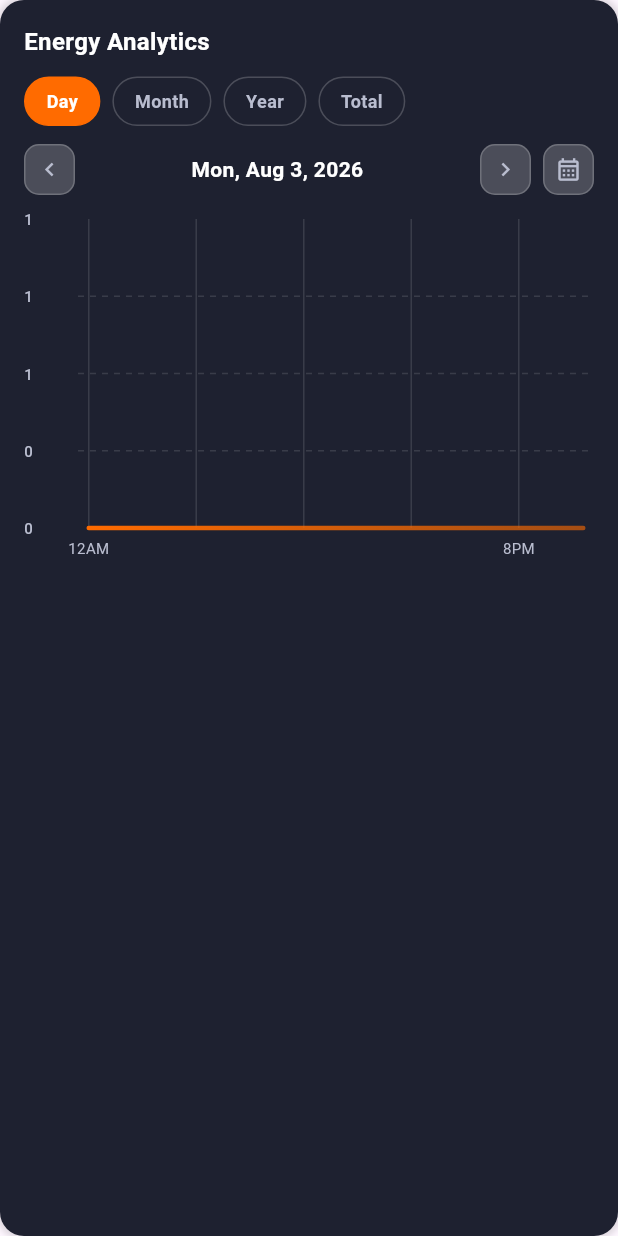
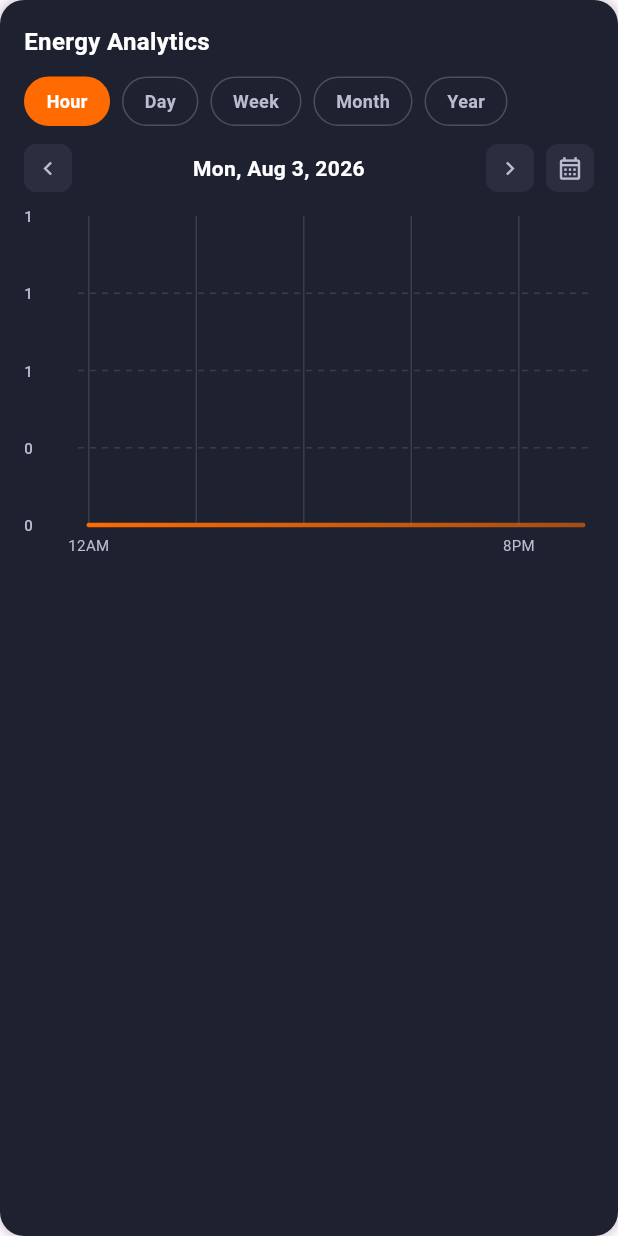
Before and after one commit to MUzair030/solaris-inverter, a Flutter app: the EnergyAnalyticsSection widget shown alone on an empty page, opened directly, on a phone screen of 412 x 824 dp. Run offline on Flutter 3.47's test engine with Material 3 defaults, Android fonts, the phone set to English and light mode, and no system bars; drawn by our look-alikes of fl_chart; our stand-ins replace connectivity_plus, dio, flutter_html, flutter_local_notifications, fluttertoast and 5 more; missing offline and left inert: android_intent_plus, dart:ffi, disable_battery_optimization, flutter_background_service, mobile_scanner, network_info_plus and 2 more; accounts and stored records are empty.

Commit message:
feat(analytics): add Hour and Week tabs; chart now plots full series from /stats per tab

```diff
--- a/lib/presentation/widgets/EnergyAnalyticsSection.dart
+++ b/lib/presentation/widgets/EnergyAnalyticsSection.dart
@@ -12,13 +12,14 @@ import '../viewmodels/inverter_stats_viewmodel.dart';
 import 'ChartEmptyState.dart';
 import 'ZoomableLineChart.dart';
 
-enum AnalyticsTab { day, month, year, total }
+enum AnalyticsTab { hour, day, week, month, year }
 
-/// Energy analytics with Day / Month / Year / Total tabs.
+/// Energy analytics with Hour / Day / Week / Month / Year tabs.
 ///
-/// Tabs switch the aggregation granularity of the backend `/stats` endpoint.
-/// Arrow buttons and a calendar move the selected date, and every switch
-/// reloads and re-animates the interactive (zoomable) chart.
+/// Each tab requests a bucketed series from the backend `/stats` endpoint and
+/// renders it as an interactive (zoomable) line chart. Arrow buttons and a
+/// calendar move the selected period, and every switch reloads and re-animates
+/// the chart.
 class EnergyAnalyticsSection extends StatefulWidget {
   final String? macAddress;
 
@@ -31,7 +32,7 @@ class EnergyAnalyticsSection extends StatefulWidget {
 class _EnergyAnalyticsSectionState extends State<EnergyAnalyticsSection> {
   late final InverterStatsViewModel _viewModel;
 
-  AnalyticsTab _tab = AnalyticsTab.day;
+  AnalyticsTab _tab = AnalyticsTab.hour;
   DateTime _selectedDay = DateTime.now();
   DateTime _selectedMonth = DateTime.now();
   DateTime _selectedYear = DateTime.now();
@@ -67,19 +68,25 @@ class _EnergyAnalyticsSectionState extends State<EnergyAnalyticsSection> {
 
   (String, String?, String?) _queryParams() {
     switch (_tab) {
-      case AnalyticsTab.day:
+      case AnalyticsTab.hour:
         final s = _dateOnly(_selectedDay);
         return ('hour', s, s);
-      case AnalyticsTab.month:
+      case AnalyticsTab.day:
         final y = _selectedMonth.year;
         final m = _selectedMonth.month;
         final start = DateTime(y, m, 1);
         final end = DateTime(y, m, _daysInMonth(y, m));
         return ('day', _dateOnly(start), _dateOnly(end));
-      case AnalyticsTab.year:
+      case AnalyticsTab.week:
+        final y = _selectedMonth.year;
+        final m = _selectedMonth.month;
+        final start = DateTime(y, m, 1);
+        final end = DateTime(y, m, _daysInMonth(y, m));
+        return ('week', _dateOnly(start), _dateOnly(end));
+      case AnalyticsTab.month:
         final y = _selectedYear.year;
         return ('month', '$y-01-01', '$y-12-31');
-      case AnalyticsTab.total:
+      case AnalyticsTab.year:
         return ('year', null, null);
     }
   }
@@ -92,17 +99,18 @@ class _EnergyAnalyticsSectionState extends State<EnergyAnalyticsSection> {
   void _shift(int delta) {
     setState(() {
       switch (_tab) {
+        case AnalyticsTab.hour:
+          _selectedDay = _selectedDay.add(Duration(days: delta));
         case AnalyticsTab.day:
-          _selectedDay = _selectedDay.add(Duration(days: delta));
-        case AnalyticsTab.month:
+        case AnalyticsTab.week:
           _selectedMonth = DateTime(
             _selectedMonth.year,
             _selectedMonth.month + delta,
             1,
           );
+        case AnalyticsTab.month:
+          _selectedYear = DateTime(_selectedYear.year + delta);
         case AnalyticsTab.year:
-          _selectedYear = DateTime(_selectedYear.year + delta);
-        case AnalyticsTab.total:
           return;
       }
     });
@@ -116,7 +124,7 @@ class _EnergyAnalyticsSectionState extends State<EnergyAnalyticsSection> {
       firstDate: DateTime(2015),
       lastDate: DateTime.now(),
       initialDatePickerMode:
-          _tab == AnalyticsTab.day ? DatePickerMode.day : DatePickerMode.year,
+          _tab == AnalyticsTab.hour ? DatePickerMode.day : DatePickerMode.year,
       helpText: 'Select date',
       cancelText: 'Cancel',
       confirmText: 'OK',
@@ -124,13 +132,14 @@ class _EnergyAnalyticsSectionState extends State<EnergyAnalyticsSection> {
     if (picked == null) return;
     setState(() {
       switch (_tab) {
+        case AnalyticsTab.hour:
+          _selectedDay = picked;
         case AnalyticsTab.day:
-          _selectedDay = picked;
+        case AnalyticsTab.week:
+          _selectedMonth = DateTime(picked.year, picked.month, 1);
         case AnalyticsTab.month:
-          _selectedMonth = DateTime(picked.year, picked.month, 1);
+          _selectedYear = DateTime(picked.year);
         case AnalyticsTab.year:
-          _selectedYear = DateTime(picked.year);
-        case AnalyticsTab.total:
           break;
       }
     });
@@ -139,27 +148,30 @@ class _EnergyAnalyticsSectionState extends State<EnergyAnalyticsSection> {
 
   DateTime _initialCalendarDate() {
     switch (_tab) {
+      case AnalyticsTab.hour:
+        return _selectedDay;
       case AnalyticsTab.day:
-        return _selectedDay;
+      case AnalyticsTab.week:
+        return _selectedMonth;
       case AnalyticsTab.month:
-        return _selectedMonth;
+        return _selectedYear;
       case AnalyticsTab.year:
-        return _selectedYear;
-      case AnalyticsTab.total:
         return DateTime.now();
     }
   }
 
   String get _rangeLabel {
     switch (_tab) {
+      case AnalyticsTab.hour:
+        return DateFormat('EEE, MMM d, yyyy').format(_selectedDay);
       case AnalyticsTab.day:
-        return DateFormat('EEE, MMM d, yyyy').format(_selectedDay);
+        return DateFormat('MMMM yyyy').format(_selectedMonth);
+      case AnalyticsTab.week:
+        return 'Weeks · ${DateFormat('MMM yyyy').format(_selectedMonth)}';
       case AnalyticsTab.month:
-        return DateFormat('MMMM yyyy').format(_selectedMonth);
+        return _selectedYear.year.toString();
       case AnalyticsTab.year:
-        return _selectedYear.year.toString();
-      case AnalyticsTab.total:
-        return 'All Time';
+        return 'All Years';
     }
   }
 
@@ -186,9 +198,11 @@ class _EnergyAnalyticsSectionState extends State<EnergyAnalyticsSection> {
             ),
           ),
           const SizedBox(height: 12),
-          Row(
+          Wrap(
+            spacing: 8,
+            runSpacing: 8,
             children: [
-              for (final tab in AnalyticsTab.values) ...[
+              for (final tab in AnalyticsTab.values)
                 _TabChip(
                   label: tab.name[0].toUpperCase() + tab.name.substring(1),
                   active: _tab == tab,
@@ -197,14 +211,12 @@ class _EnergyAnalyticsSectionState extends State<EnergyAnalyticsSection> {
                     _load();
                   },
                 ),
-                if (tab != AnalyticsTab.total) const SizedBox(width: 8),
-              ],
             ],
           ),
           const SizedBox(height: 12),
           Row(
             children: [
-              if (_tab != AnalyticsTab.total) ...[
+              if (_tab != AnalyticsTab.year) ...[
                 _IconButton(icon: Icons.chevron_left, onTap: () => _shift(-1)),
                 const SizedBox(width: 8),
               ],
@@ -219,12 +231,15 @@ class _EnergyAnalyticsSectionState extends State<EnergyAnalyticsSection> {
                   ),
                 ),
               ),
-              if (_tab != AnalyticsTab.total) ...[
+              if (_tab != AnalyticsTab.year) ...[
                 const SizedBox(width: 8),
                 _IconButton(icon: Icons.chevron_right, onTap: () => _shift(1)),
+                const SizedBox(width: 8),
+                _IconButton(
+                  icon: Icons.calendar_month_outlined,
+                  onTap: _openCalendar,
+                ),
               ],
-              const SizedBox(width: 8),
-              _IconButton(icon: Icons.calendar_month_outlined, onTap: _openCalendar),
             ],
           ),
           const SizedBox(height: 16),
@@ -284,7 +299,7 @@ class _EnergyAnalyticsSectionState extends State<EnergyAnalyticsSection> {
 
   List<FlSpot> _buildSpots(List<InverterStatsModel> stats) {
     switch (_tab) {
-      case AnalyticsTab.day:
+      case AnalyticsTab.hour:
         final hours = <int, double>{};
         for (final item in stats) {
           final hour = int.tryParse(
@@ -295,7 +310,7 @@ class _EnergyAnalyticsSectionState extends State<EnergyAnalyticsSection> {
           for (var h = 0; h < 24; h++)
             FlSpot(h.toDouble(), hours[h] ?? 0),
         ];
-      case AnalyticsTab.month:
+      case AnalyticsTab.day:
         final days = <int, double>{};
         for (final item in stats) {
           final day = int.tryParse(
@@ -307,7 +322,12 @@ class _EnergyAnalyticsSectionState extends State<EnergyAnalyticsSection> {
           for (var d = 1; d <= total; d++)
             FlSpot((d - 1).toDouble(), days[d] ?? 0),
         ];
-      case AnalyticsTab.year:
+      case AnalyticsTab.week:
+        return [
+          for (var i = 0; i < stats.length; i++)
+            FlSpot(i.toDouble(), stats[i].energyConsumed),
+        ];
+      case AnalyticsTab.month:
         final months = <int, double>{};
         for (final item in stats) {
           final month = int.tryParse(
@@ -318,7 +338,7 @@ class _EnergyAnalyticsSectionState extends State<EnergyAnalyticsSection> {
           for (var m = 1; m <= 12; m++)
             FlSpot((m - 1).toDouble(), months[m] ?? 0),
         ];
-      case AnalyticsTab.total:
+      case AnalyticsTab.year:
         return [
           for (var i = 0; i < stats.length; i++)
             FlSpot(i.toDouble(), stats[i].energyConsumed),
@@ -328,16 +348,23 @@ class _EnergyAnalyticsSectionState extends State<EnergyAnalyticsSection> {
 
   List<String> _buildLabels(List<InverterStatsModel> stats) {
     switch (_tab) {
+      case AnalyticsTab.hour:
+        return _hourLabels;
       case AnalyticsTab.day:
-        return _hourLabels;
-      case AnalyticsTab.month:
         final total = _daysInMonth(_selectedMonth.year, _selectedMonth.month);
         return [for (var d = 1; d <= total; d++) '$d'];
-      case AnalyticsTab.year:
+      case AnalyticsTab.week:
+        return [
+          for (final item in stats)
+            item.bucket.length >= 10
+                ? item.bucket.substring(5, 10).replaceAll('-', '/')
+                : item.bucket,
+        ];
+      case AnalyticsTab.month:
         return const [
           'Jan', '', '', 'Apr', '', '', 'Jul', '', '', 'Oct', '', '',
         ];
-      case AnalyticsTab.total:
+      case AnalyticsTab.year:
         return [
           for (final item in stats)
             item.bucket.length >= 4 ? item.bucket.substring(0, 4) : item.bucket,
@@ -394,12 +421,11 @@ class _IconButton extends StatelessWidget {
     return GestureDetector(
       onTap: onTap,
       child: Container(
-        width: 34,
-        height: 34,
+        width: 32,
+        height: 32,
         decoration: BoxDecoration(
-          color: ChartTheme.gridStrong,
-          borderRadius: BorderRadius.circular(10),
-          border: Border.all(color: ChartTheme.gridStrong),
+          color: const Color(0xFF2A2E3F),
+          borderRadius: BorderRadius.circular(8),
         ),
         child: Icon(icon, size: 18, color: ChartTheme.label),
       ),
```
